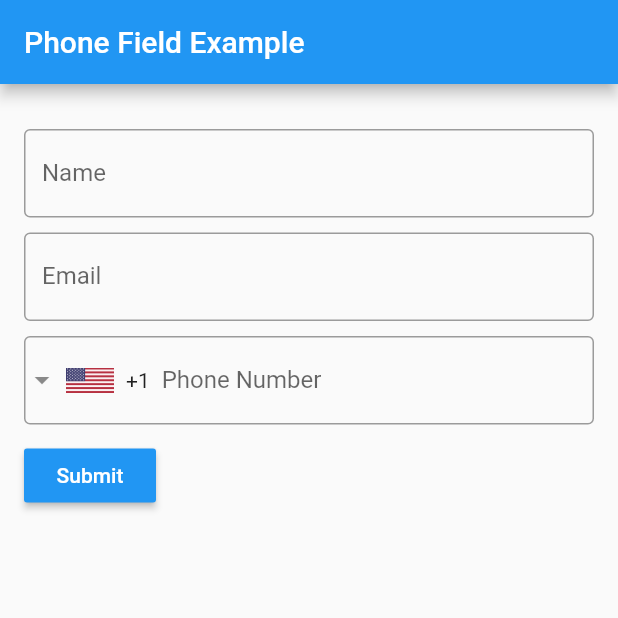
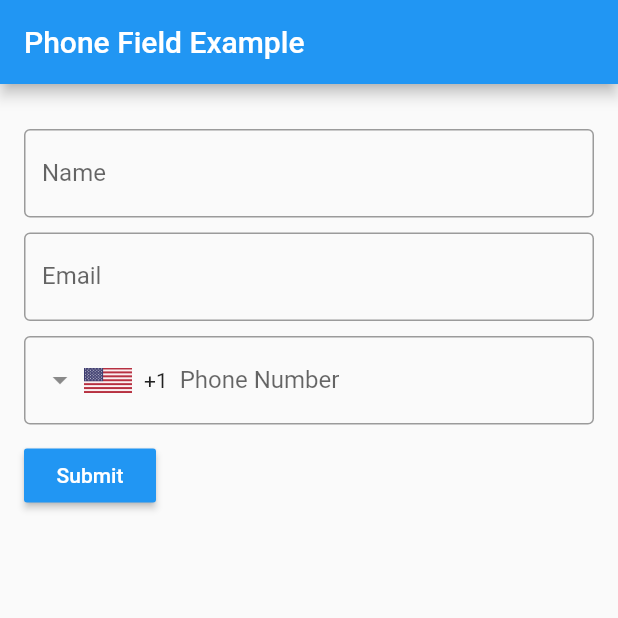
Before and after one commit to SebSegond/intl_phone_picker, a Flutter app: the screen it shows after launch, on a phone screen of 412 x 824 dp, the top half of it. Run offline on Flutter 3.47's test engine with Material 2 defaults, Android fonts, the phone set to English and light mode, and no system bars; missing offline and left inert: libphonenumber.

Commit message:
Add padding to handle case where field is disabled

```diff
--- a/lib/intl_phone_picker.dart
+++ b/lib/intl_phone_picker.dart
@@ -472,6 +472,7 @@ class _IntlPhonePickerState extends State<IntlPhonePicker> {
               mainAxisSize: MainAxisSize.min,
               mainAxisAlignment: MainAxisAlignment.center,
               children: <Widget>[
+                const SizedBox(width: 12),
                 if (widget.enabled &&
                     widget.showDropdownIcon &&
                     widget.dropdownIconPosition == IconPosition.leading) ...[
```
